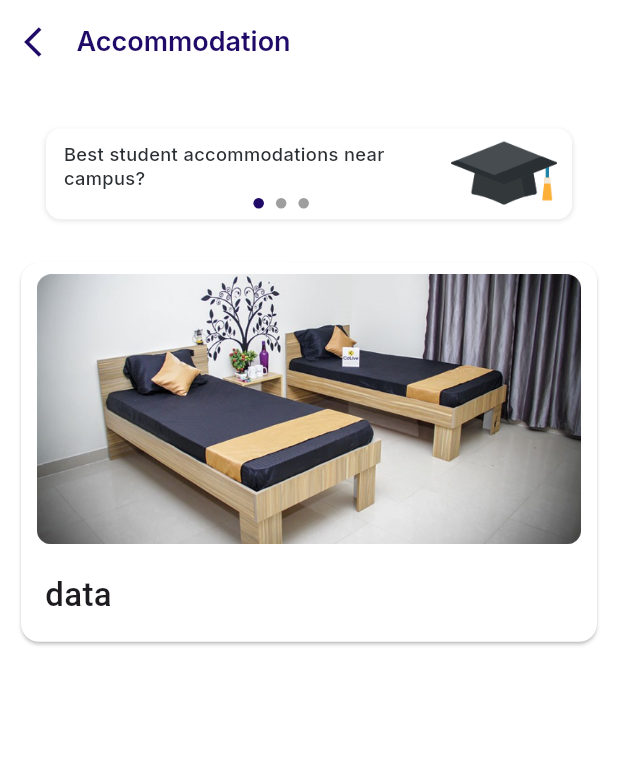
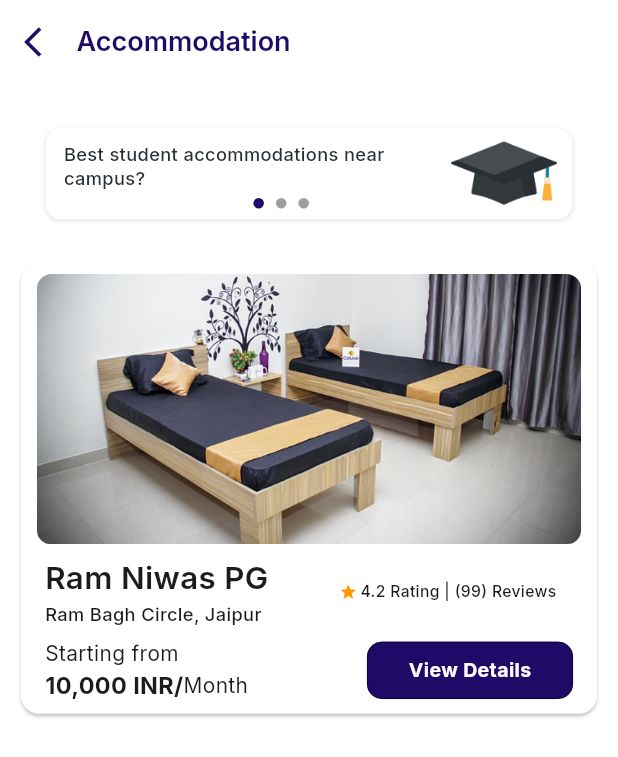
Before and after one commit to wepitch-dev-gunjan/sort-my-college-user-app, a Flutter app: the AccomodationScreen screen opened directly, on a phone screen of 412 x 824 dp. Shown: the top 757 px of the screen. Run offline on Flutter 3.47's test engine with Material 3 defaults, Android fonts, the phone set to English and light mode, and no system bars; drawn by our look-alikes of carousel_slider; our stand-ins replace circular_countdown_timer, dio, flutter_dotenv, flutter_easyloading, flutter_image_slideshow, flutter_rating_bar and 12 more; missing offline and left inert: flutter_email_sender, razorpay_flutter; accounts and stored records are empty; project files that could hold a hidden picture were left out; key blocks and very long unbroken strings in the code were emptied for the run.

Commit message:
accommodation card created

```diff
--- a/lib/home_page/Accomodation/screens/accomodation_screen.dart
+++ b/lib/home_page/Accomodation/screens/accomodation_screen.dart
@@ -1,4 +1,5 @@
 import 'package:flutter/material.dart';
+import 'package:google_fonts/google_fonts.dart';
 import '../../../shared/colors_const.dart';
 import '../../entrance_preparation/components/commons.dart';
 import '../../entrance_preparation/screens/entrance_preparation_screen.dart';
@@ -9,6 +10,7 @@ class AccomodationScreen extends StatelessWidget {
   @override
   Widget build(BuildContext context) {
     double baseWidth = 460;
+    double width = MediaQuery.of(context).size.width;
     double fem = MediaQuery.of(context).size.width / baseWidth;
     double ffem = fem * 0.97;
     return Scaffold(
@@ -38,19 +40,101 @@ class AccomodationScreen extends StatelessWidget {
                       height: 180,
                       fit: BoxFit.fill,
                     ),
-                    const SizedBox(height: 10.0),
-                    const Padding(
-                      padding: EdgeInsets.all(8.0),
+                    // const SizedBox(height: 10.0),
+                    Padding(
+                      padding: const EdgeInsets.all(8.0),
                       child: Row(
+                        mainAxisAlignment: MainAxisAlignment.spaceBetween,
                         children: [
-                          Column(
-                            children: [
-                              Text(
-                                "data",
-                                style: TextStyle(
-                                    fontSize: 22, fontWeight: FontWeight.w500),
-                              )
-                            ],
+                          SizedBox(
+                            width: width / 2.1,
+                            child: Column(
+                              crossAxisAlignment: CrossAxisAlignment.start,
+                              children: [
+                                Text(
+                                  "Ram Niwas PG ",
+                                  overflow: TextOverflow.ellipsis,
+                                  style: GoogleFonts.inter(
+                                      fontSize: 24 * ffem,
+                                      fontWeight: FontWeight.w600),
+                                ),
+                                Text(
+                                  "Ram Bagh Circle, Jaipur",
+                                  overflow: TextOverflow.ellipsis,
+                                  style: GoogleFonts.inter(
+                                      fontSize: 14 * ffem,
+                                      fontWeight: FontWeight.w500),
+                                ),
+                              ],
+                            ),
+                          ),
+                          Expanded(
+                            child: Row(
+                              children: [
+                                const Icon(
+                                  Icons.star,
+                                  size: 12,
+                                  color: Colors.orange,
+                                ),
+                                const SizedBox(width: 2.0),
+                                Flexible(
+                                  child: Text(
+                                    "4.2 Rating | (99) Reviews",
+                                    overflow: TextOverflow.ellipsis,
+                                    style: GoogleFonts.inter(
+                                        fontSize: 12 * ffem,
+                                        fontWeight: FontWeight.w500),
+                                  ),
+                                )
+                              ],
+                            ),
+                          )
+                        ],
+                      ),
+                    ),
+                    Padding(
+                      padding: const EdgeInsets.symmetric(horizontal: 8.0),
+                      child: Row(
+                        mainAxisAlignment: MainAxisAlignment.spaceBetween,
+                        children: [
+                          SizedBox(
+                            width: width / 2.1,
+                            child: Column(
+                              crossAxisAlignment: CrossAxisAlignment.start,
+                              children: [
+                                Text(
+                                  "Starting from",
+                                  overflow: TextOverflow.ellipsis,
+                                  style: GoogleFonts.inter(
+                                      fontSize: 16 * ffem,
+                                      fontWeight: FontWeight.w400),
+                                ),
+                                Row(
+                                  children: [
+                                    Text(
+                                      "10,000 INR/",
+                                      overflow: TextOverflow.ellipsis,
+                                      style: GoogleFonts.inter(
+                                          fontSize: 18 * ffem,
+                                          fontWeight: FontWeight.w700),
+                                    ),
+                                    Text(
+                                      "Month",
+                                      overflow: TextOverflow.ellipsis,
+                                      style: GoogleFonts.inter(
+                                          fontSize: 16 * ffem,
+                                          fontWeight: FontWeight.w400),
+                                    ),
+                                  ],
+                                ),
+                              ],
+                            ),
+                          ),
+                          Btn(
+                            onTap: () {},
+                            btnName: "View Details",
+                            textColor: Colors.white,
+                            btnColor: const Color(0xff1F0A68),
                           )
                         ],
                       ),
```
